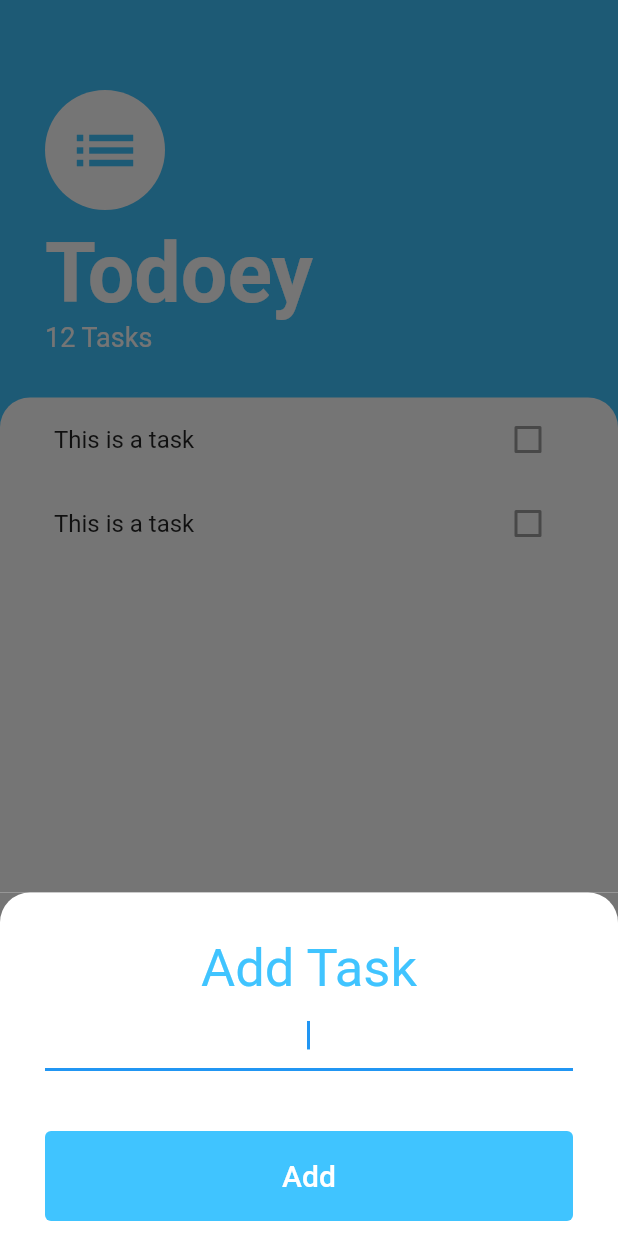
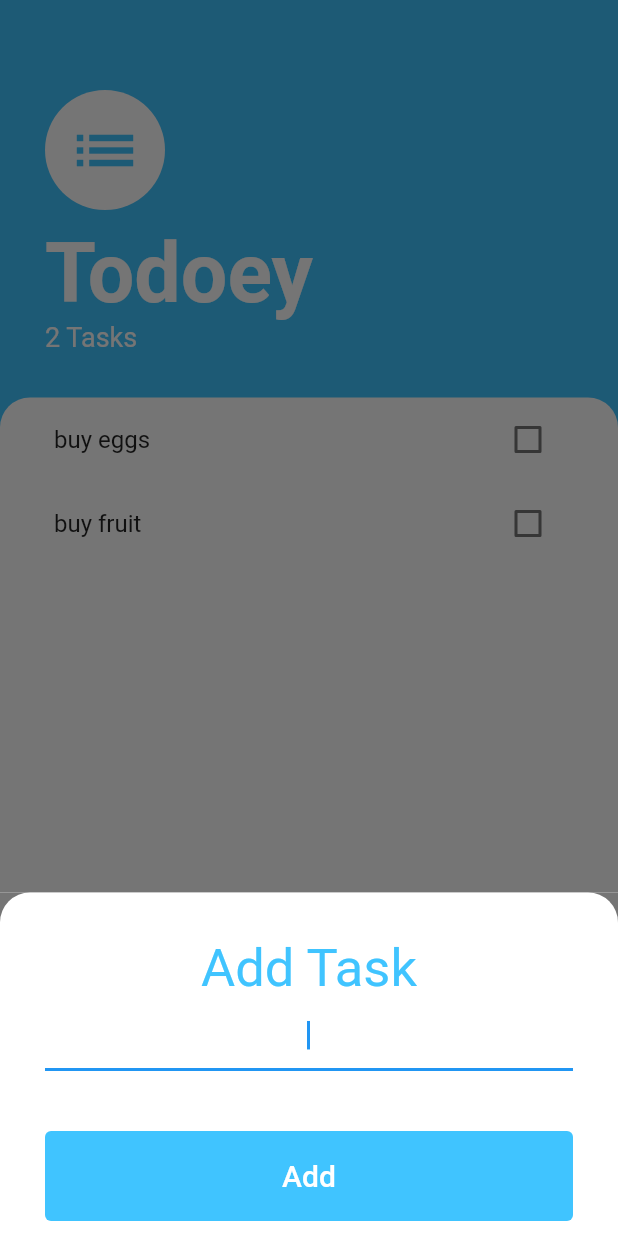
Before and after one commit to ishanjain18/flutterpractice, a Flutter app: the screen it shows after launch, after a tap on the "add" icon, on a phone screen of 412 x 824 dp. Run offline on Flutter 3.47's test engine with Material 2 defaults, Android fonts, the light colour scheme and no system bars; our stand-ins replace animated_text_kit, audioplayers, cloud_firestore, firebase_auth, firebase_core, flutter_spinkit and 5 more; accounts and stored records are empty.

Commit message:
Todoey Completed

```diff
--- a/todoey_flutter/lib/main.dart
+++ b/todoey_flutter/lib/main.dart
@@ -1,5 +1,7 @@
 import 'package:flutter/material.dart';
+import 'package:provider/provider.dart';
 import 'screens/tasks_screen.dart';
+import 'package:todoey_flutter/models/task_data.dart';
 
 void main() {
   runApp(MyApp());
@@ -8,8 +10,12 @@ void main() {
 class MyApp extends StatelessWidget {
   @override
   Widget build(BuildContext context) {
-    return MaterialApp(
-      home: TasksScreen(),
+    return ChangeNotifierProvider(
+      create: (context) => TaskData(),
+      child: MaterialApp(
+        debugShowCheckedModeBanner: false,
+        home: TasksScreen(),
+      ),
     );
   }
 }
--- /dev/null
+++ b/todoey_flutter/lib/models/task.dart
@@ -0,0 +1,10 @@
+class Task {
+  final String name;
+  bool isDone;
+
+  Task({required this.name, this.isDone = false});
+
+  void toggleDone() {
+    isDone = !isDone;
+  }
+}
--- /dev/null
+++ b/todoey_flutter/lib/models/task_data.dart
@@ -0,0 +1,24 @@
+import 'package:flutter/foundation.dart';
+import 'package:todoey_flutter/models/task.dart';
+
+class TaskData extends ChangeNotifier {
+  List<Task> tasks = [
+    Task(name: "buy eggs"),
+    Task(name: "buy fruit"),
+  ];
+
+  int get taskCount {
+    return tasks.length;
+  }
+
+  void addTask(String newTaskTitle) {
+    final task = Task(name: newTaskTitle);
+    tasks.add(task);
+    notifyListeners();
+  }
+
+  void updateTask(Task task) {
+    task.toggleDone();
+    notifyListeners();
+  }
+}
--- a/todoey_flutter/lib/screens/tasks_screen.dart
+++ b/todoey_flutter/lib/screens/tasks_screen.dart
@@ -1,4 +1,6 @@
 import 'package:flutter/material.dart';
+import 'package:provider/provider.dart';
+import 'package:todoey_flutter/models/task_data.dart';
 import 'package:todoey_flutter/widgets/task_list.dart';
 import 'package:todoey_flutter/screens/add_tasks_screen.dart';
 
@@ -52,7 +54,7 @@ class TasksScreen extends StatelessWidget {
                       color: Colors.white),
                 ),
                 Text(
-                  '12 Tasks',
+                  '${Provider.of<TaskData>(context).taskCount} Tasks',
                   style: TextStyle(color: Colors.white, fontSize: 18.0),
                 ),
               ],
--- a/todoey_flutter/lib/widgets/task_list.dart
+++ b/todoey_flutter/lib/widgets/task_list.dart
@@ -1,11 +1,26 @@
 import 'package:flutter/material.dart';
 import 'package:todoey_flutter/widgets/task_tile.dart';
+import 'package:todoey_flutter/models/task_data.dart';
+import 'package:provider/provider.dart';
 
 class TaskList extends StatelessWidget {
   @override
   Widget build(BuildContext context) {
-    return ListView(
-      children: [TaskTile(), TaskTile()],
+    return Consumer<TaskData>(
+      builder: (context, taskData, child) {
+        return ListView.builder(
+          itemBuilder: (context, index) {
+            return TaskTile(
+              isChecked: taskData.tasks[index].isDone,
+              taskTitle: taskData.tasks[index].name,
+              checkboxCallback: (bool checkboxState) {
+                taskData.updateTask(taskData.tasks[index]);
+              },
+            );
+          },
+          itemCount: taskData.taskCount,
+        );
+      },
     );
   }
 }
--- a/todoey_flutter/lib/widgets/task_tile.dart
+++ b/todoey_flutter/lib/widgets/task_tile.dart
@@ -1,11 +1,29 @@
 import 'package:flutter/material.dart';
 
 class TaskTile extends StatelessWidget {
+  final bool isChecked;
+  final String taskTitle;
+  final Function checkboxCallback;
+  TaskTile({
+    required this.isChecked,
+    required this.taskTitle,
+    required this.checkboxCallback,
+  });
+
   @override
   Widget build(BuildContext context) {
     return ListTile(
-      title: Text('This is a task'),
-      trailing: Checkbox(value: false, onChanged: null),
+      title: Text(
+        taskTitle,
+        style: TextStyle(
+          decoration: isChecked ? TextDecoration.lineThrough : null,
+        ),
+      ),
+      trailing: Checkbox(
+        activeColor: Colors.lightBlueAccent,
+        value: isChecked,
+        onChanged: (val) => checkboxCallback(val),
+      ),
     );
   }
 }
--- a/todoey_flutter/pubspec.yaml
+++ b/todoey_flutter/pubspec.yaml
@@ -28,6 +28,7 @@ dependencies:
   # The following adds the Cupertino Icons font to your application.
   # Use with the CupertinoIcons class for iOS style icons.
   cupertino_icons: ^1.0.2
+  provider: ^6.0.0
 
 dev_dependencies:
   flutter_test:
```
Also changed, not shown: todoey_flutter/lib/screens/add_tasks_screen.dart (+12 -1 lines), todoey_flutter/pubspec.lock.
